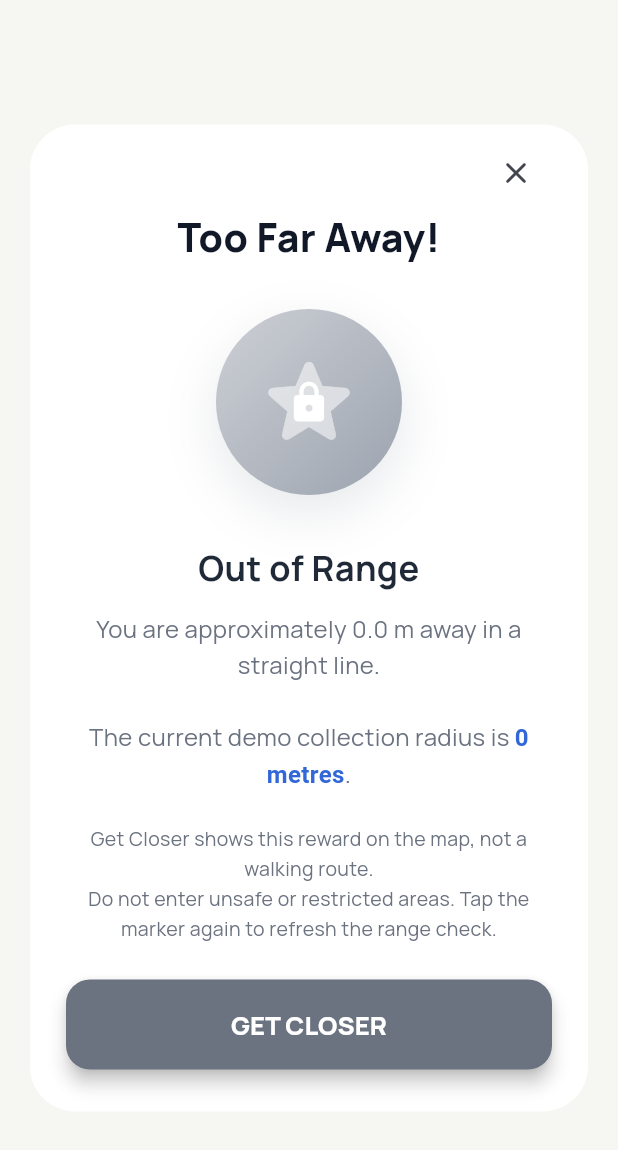
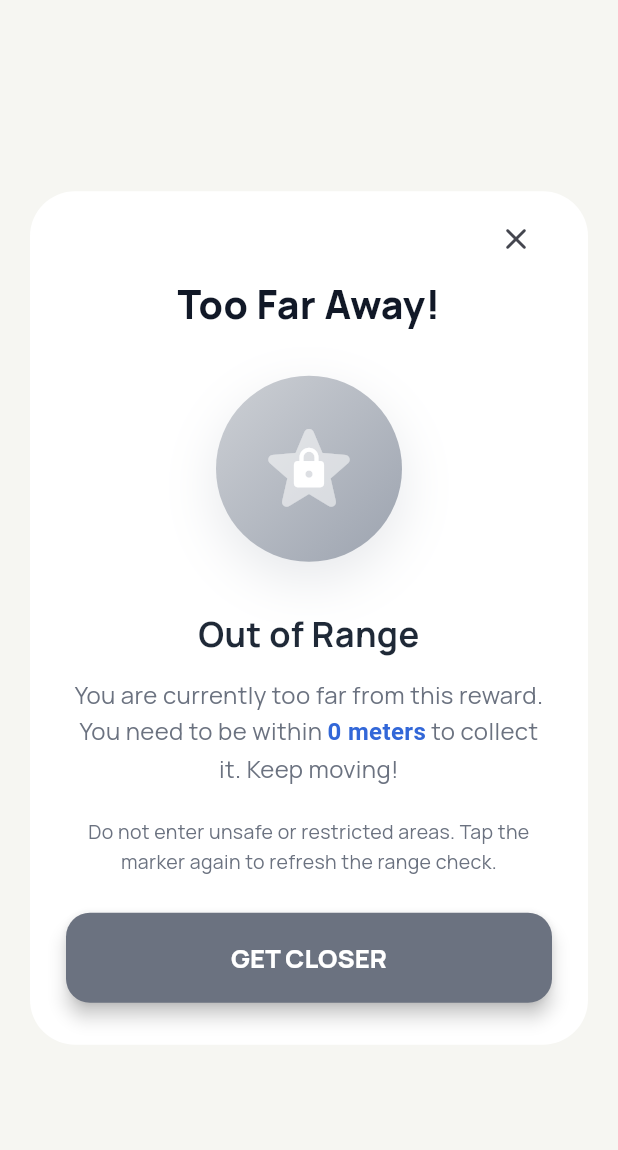
Before and after one commit to zdklin1005/collab, a Flutter app: the OutOfRangeDialog widget shown alone on an empty page, opened directly with empty values, on a phone screen of 412 x 824 dp. Shown: the top 1150 px of the screen. Run offline on Flutter 3.47's test engine with Material 3 defaults, Android fonts, the phone set to English and light mode, and no system bars; our stand-ins replace cloud_firestore, firebase_auth, firebase_core, flutter_compass, flutter_map, flutter_svg and 8 more; missing offline and left inert: google_mlkit_text_recognition; accounts and stored records are empty.

Commit message:
refractor: update Out of Range Dialog to improve UI clarity

```diff
--- a/lib/screens/interactive_map/out_of_range_dialog.dart
+++ b/lib/screens/interactive_map/out_of_range_dialog.dart
@@ -18,10 +18,6 @@ class OutOfRangeDialog extends StatelessWidget {
 
   @override
   Widget build(BuildContext context) {
-    final distanceLabel = distanceMeters < 1000
-        ? '${distanceMeters.toStringAsFixed(1)} m'
-        : '${(distanceMeters / 1000).toStringAsFixed(2)} km';
-
     return RewardDialogCard(
       heading: 'Too Far Away!',
       icon: Icons.star_rounded,
@@ -31,20 +27,19 @@ class OutOfRangeDialog extends StatelessWidget {
       description: Text.rich(
         TextSpan(
           children: [
-            TextSpan(
+            const TextSpan(
               text:
-                  'You are approximately $distanceLabel away '
-                  'in a straight line.\n\n'
-                  'The current ${isDemo ? 'demo ' : ''}collection radius is ',
+                  'You are currently too far from this reward.\n'
+                  'You need to be within ',
             ),
             TextSpan(
-              text: '${radiusMeters.toStringAsFixed(0)} metres',
+              text: '${radiusMeters.toStringAsFixed(0)} meters',
               style: const TextStyle(
                 color: Color(0xFF3267D8),
                 fontWeight: FontWeight.w700,
               ),
             ),
-            const TextSpan(text: '.'),
+            const TextSpan(text: ' to collect it. Keep moving!'),
           ],
         ),
         textAlign: TextAlign.center,
@@ -55,7 +50,6 @@ class OutOfRangeDialog extends StatelessWidget {
         ),
       ),
       note:
-          'Get Closer shows this reward on the map, not a walking route.\n'
           'Do not enter unsafe or restricted areas. '
           'Tap the marker again to refresh the range check.',
       buttonLabel: 'GET CLOSER',
```
Also changed, not shown: 1 other file.
